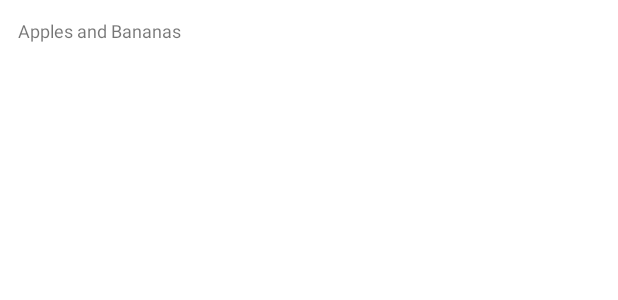
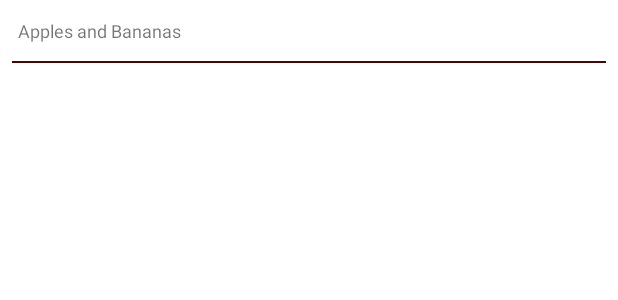
Before and after one commit to sjstutsman/mvp_app, an Android app: the layout view_fruit.xml on its own in the app's theme, with its tools: preview values and no code run, on a phone screen of 412 x 824 dp. Shown: the top 300 px of the screen. Run offline under Robolectric (Android 15) with nearby library versions, the phone set to English and light mode, and no system bars.

Commit message:
Separators no longer colorless

```diff
--- a/app/src/main/res/layout/activity_lists.xml
+++ b/app/src/main/res/layout/activity_lists.xml
@@ -13,8 +13,8 @@
 
     <View
         android:layout_width="2dp"
+        android:background="@color/large_separator"
         android:layout_height="match_parent" />
-
 
     <androidx.recyclerview.widget.RecyclerView
         android:id="@+id/rv_jokes"
--- a/app/src/main/res/layout/view_fruit.xml
+++ b/app/src/main/res/layout/view_fruit.xml
@@ -15,6 +15,7 @@
 
     <View
         android:layout_width="match_parent"
+        android:background="@color/small_separator"
         android:layout_height="@dimen/separator_height"
         android:layout_marginLeft="@dimen/medium_margin"
         android:layout_marginRight="@dimen/medium_margin" />
--- a/app/src/main/res/values/colors.xml
+++ b/app/src/main/res/values/colors.xml
@@ -7,4 +7,6 @@
     <color name="teal_700">#FF018786</color>
     <color name="black">#FF000000</color>
     <color name="white">#FFFFFFFF</color>
+    <color name="small_separator">#440905</color>
+    <color name="large_separator">#520061</color>
 </resources>
```
